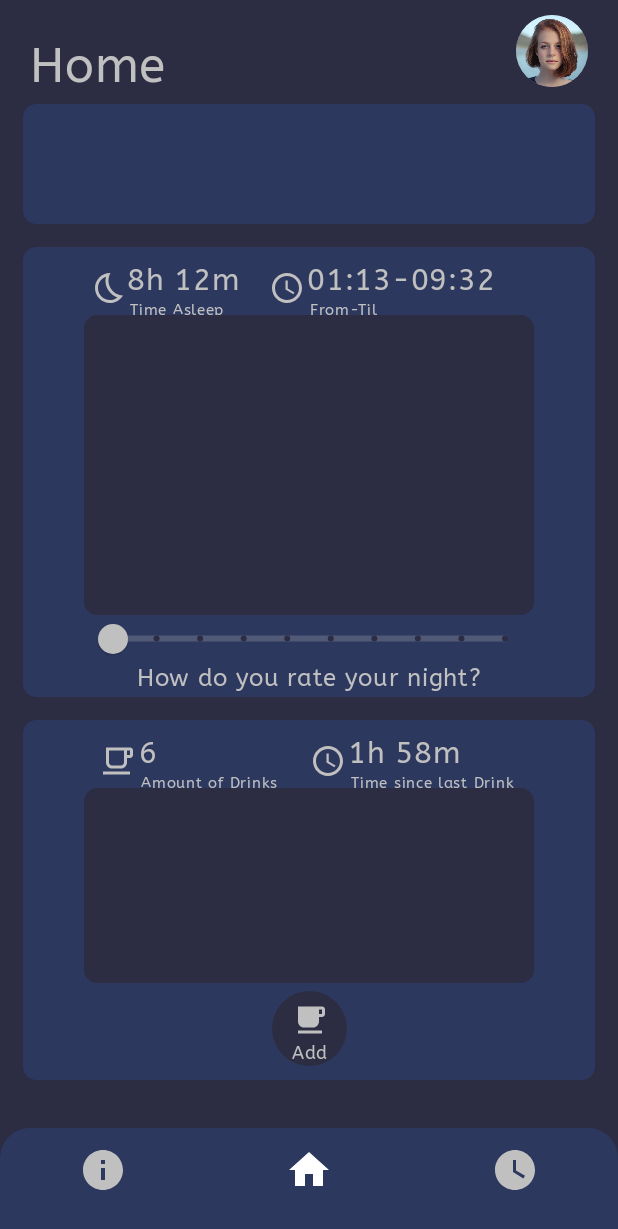
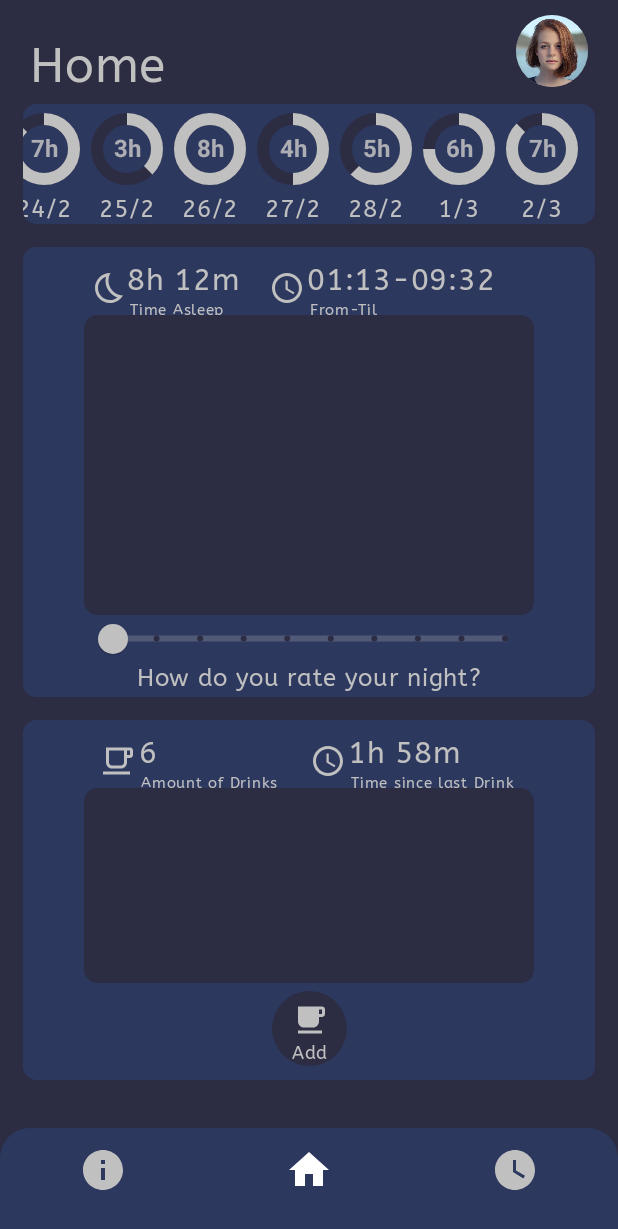
Before and after one commit to Josian2004/SleepDeprived, an Android app built with Jetpack Compose: the screen it shows after launch (MainActivity), on a phone screen of 412 x 824 dp. Shown: the top 1229 px of the screen. Run offline under Robolectric (Android 15) with nearby library versions, the phone set to English and light mode, and no system bars.

Commit message:
progress balls

```diff
--- a/app/src/main/java/fhict/sm/sleepdeprived/HomeScreen.kt
+++ b/app/src/main/java/fhict/sm/sleepdeprived/HomeScreen.kt
@@ -1,12 +1,11 @@
 package fhict.sm.sleepdeprived
 
-import androidx.compose.foundation.Image
-import androidx.compose.foundation.background
+import androidx.compose.animation.core.animateFloatAsState
+import androidx.compose.animation.core.tween
+import androidx.compose.foundation.*
 import androidx.compose.foundation.layout.*
-import androidx.compose.foundation.rememberScrollState
 import androidx.compose.foundation.shape.CircleShape
 import androidx.compose.foundation.shape.RoundedCornerShape
-import androidx.compose.foundation.verticalScroll
 import androidx.compose.material.*
 import androidx.compose.material.icons.Icons
 import androidx.compose.material.icons.filled.LocalCafe
@@ -18,11 +17,18 @@ import androidx.compose.ui.Alignment
 import androidx.compose.ui.Modifier
 import androidx.compose.ui.draw.clip
 import androidx.compose.ui.graphics.Color
+import androidx.compose.ui.graphics.StrokeCap
 import androidx.compose.ui.res.painterResource
 import androidx.compose.ui.text.font.FontWeight
+import androidx.compose.ui.unit.Dp
 import androidx.compose.ui.unit.dp
 import androidx.compose.ui.unit.sp
 import fhict.sm.sleepdeprived.ui.theme.aBeeZeeFamily
+import androidx.compose.foundation.Canvas
+import androidx.compose.foundation.background
+import androidx.compose.ui.graphics.drawscope.Stroke
+import androidx.compose.ui.text.TextStyle
+import androidx.compose.ui.text.font.FontFamily
 
 
 @Composable
@@ -37,6 +43,7 @@ fun HomeScreen() {
         History()
         Data()
         Caffeine()
+        Spacer(modifier = Modifier.height(10.dp))
     }
 }
 
@@ -73,6 +80,7 @@ fun Header() {
 
 @Composable
 fun History() {
+    val SleptHours = arrayOf(4f, 7f, 6f, 7f, 3f, 8f, 4f, 5f, 6f, 7f,)
     Row(
         modifier = Modifier
             .fillMaxWidth()
@@ -80,10 +88,113 @@ fun History() {
             .clip(RoundedCornerShape(9.dp))
             .background(MaterialTheme.colors.primary)
             .height(80.dp)
+            .horizontalScroll(enabled = true, state = rememberScrollState(), reverseScrolling = true)
 
     ) {
+        progress(SleptHours)
+    }
+}
 
+@Composable
+fun progress(SleptHours: Array<Float>) {
+    val Days = arrayOf("21/2", "22/2", "23/2", "24/2", "25/2", "26/2", "27/2", "28/2", "1/3", "2/3")
+    var lastDayDP = 0.dp
+    var i = 0
+    Box(){
+        Row() {
+            Days.forEach { item ->
+                i++
+                if(i == Days.size){
+                    lastDayDP = 15.dp
+                }
+                Column(horizontalAlignment = Alignment.CenterHorizontally,modifier = Modifier.padding(start = 15.dp, top = 10.dp, end = lastDayDP) ) {
+                    CircularProgressbar2(SleptHours[i-1])
+                    Text(
+                        text = item,
+                        color = MaterialTheme.colors.onPrimary,
+                        modifier = Modifier.padding(top = 8.dp)
+                    )
+                }
+            }
+
+        }
     }
+}
+
+@Composable
+fun CircularProgressbar2(
+    number: Float,
+    numberStyle: TextStyle = TextStyle(
+        fontFamily = FontFamily.Default,
+        fontWeight = FontWeight.Bold,
+        fontSize = 16.sp
+    ),
+    size: Dp = 40.dp,
+    thickness: Dp = 8.dp,
+    animationDuration: Int = 1000,
+    animationDelay: Int = 0,
+    foregroundIndicatorColor: Color = MaterialTheme.colors.onPrimary,
+    backgroundIndicatorColor: Color = MaterialTheme.colors.background,
+    extraSizeForegroundIndicator: Dp = 0.dp
+) {
+
+    // It remembers the number value
+    var numberR by remember {
+        mutableStateOf(-1f)
+    }
+
+    // Number Animation
+    val animateNumber = animateFloatAsState(
+        targetValue = numberR,
+        animationSpec = tween(
+            durationMillis = animationDuration,
+            delayMillis = animationDelay
+        )
+    )
+
+    // This is to start the animation when the activity is opened
+    LaunchedEffect(Unit) {
+        numberR = number
+    }
+
+    Box(
+        contentAlignment = Alignment.Center,
+        modifier = Modifier
+            .size(size = size)
+    ) {
+        Canvas(
+            modifier = Modifier
+                .size(size = size)
+        ) {
+
+            // Background circle
+            drawCircle(
+                color = backgroundIndicatorColor,
+                radius = size.toPx() / 2,
+                style = Stroke(width = thickness.toPx(), cap = StrokeCap.Round)
+            )
+
+            val sleepGoal = 8
+            val sweepAngle = (animateNumber.value / sleepGoal) * 360
+
+            // Foreground circle
+            drawArc(
+                color = foregroundIndicatorColor,
+                startAngle = -90f,
+                sweepAngle = sweepAngle,
+                useCenter = false,
+                style = Stroke((thickness + extraSizeForegroundIndicator).toPx(), cap = StrokeCap.Butt)
+            )
+        }
+
+        // Text that shows number inside the circle
+        Text(
+            text = (animateNumber.value).toInt().toString() + "h",
+            style = numberStyle,
+
+        )
+    }
+
 }
 
 @Composable
@@ -128,7 +239,10 @@ fun Data() {
                     modifier = Modifier.offset(x = 25.dp, y = 20.dp)
                 )
             }
-            Spacer(Modifier.width(20.dp).height(5.dp))
+            Spacer(
+                Modifier
+                    .width(20.dp)
+                    .height(5.dp))
             Box(
                 modifier = Modifier
                     .width(170.dp)
@@ -236,7 +350,10 @@ fun Caffeine() {
                     modifier = Modifier.offset(x = 27.dp, y = 20.dp)
                 )
             }
-            Spacer(Modifier.width(20.dp).height(5.dp))
+            Spacer(
+                Modifier
+                    .width(20.dp)
+                    .height(5.dp))
             Box(
                 modifier = Modifier
                     .width(137.dp)
```
Also changed, not shown: app/src/main/java/fhict/sm/sleepdeprived/MainActivity.kt (+1 -28 lines).
